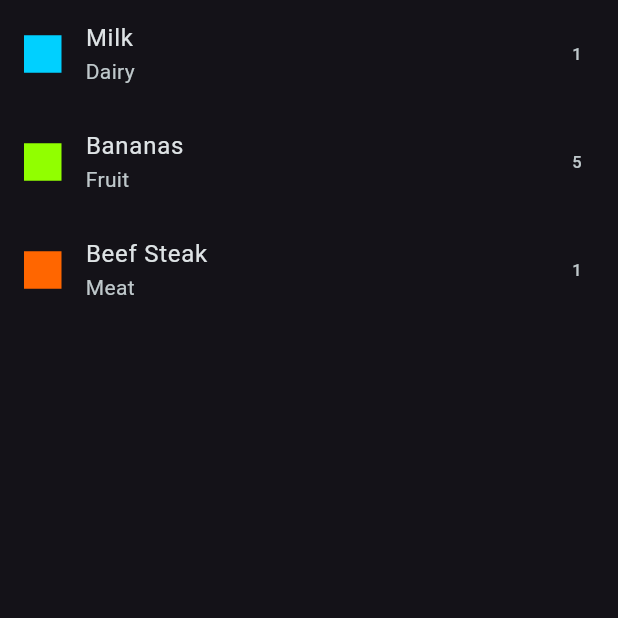
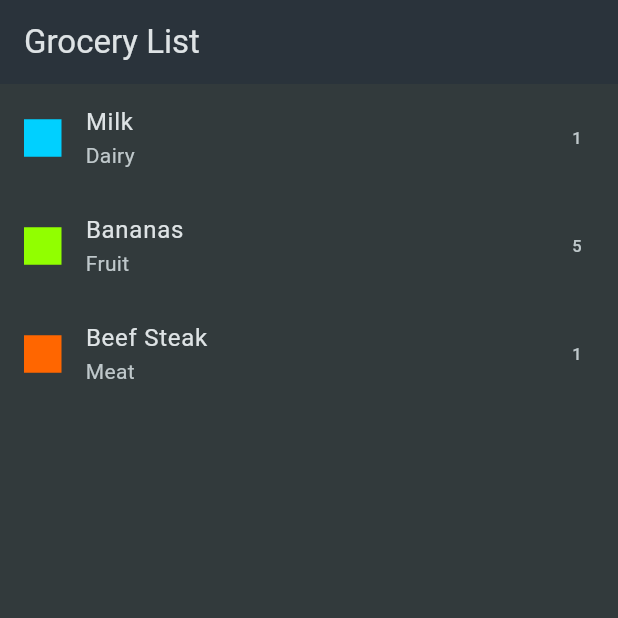
Before and after one commit to Ivar-7/shopping_list, a Flutter app: the screen it shows after launch, on a phone screen of 412 x 824 dp, the top half of it. Run offline on Flutter 3.47's test engine with Material 3 defaults, Android fonts, the phone set to English and light mode, and no system bars.

Commit message:
separate to widget

```diff
--- a/lib/data/categories.dart
+++ b/lib/data/categories.dart
@@ -1,18 +1,5 @@
 import 'package:flutter/material.dart';
 import 'package:shopping_list/models/category.dart';
-
-enum Categories {
-  vegetables,
-  fruit,
-  meat,
-  dairy,
-  carbs,
-  sweets,
-  spices,
-  convenience,
-  hygiene,
-  other,
-}
 
 var categories = {
   Categories.vegetables: Category(
--- a/lib/data/dummy_items.dart
+++ b/lib/data/dummy_items.dart
@@ -1,4 +1,5 @@
 import 'package:shopping_list/models/grocery_item.dart';
+import 'package:shopping_list/models/category.dart';
 import 'package:shopping_list/data/categories.dart';
 
 var groceryItems = [
--- a/lib/main.dart
+++ b/lib/main.dart
@@ -1,5 +1,5 @@
 import 'package:flutter/material.dart';
-import 'package:shopping_list/data/dummy_items.dart';
+import 'package:shopping_list/widgets/grocery_list.dart';
 
 void main() {
   runApp(const MyApp());
@@ -22,23 +22,7 @@ class MyApp extends StatelessWidget {
         ),
         scaffoldBackgroundColor: const Color.fromARGB(255, 50, 58, 60),
       ),
-      home: Material(
-        child: ListView.builder(
-          itemCount: groceryItems.length,
-          itemBuilder: (context, index) {
-            return ListTile(
-              title: Text(groceryItems[index].name),
-              subtitle: Text(groceryItems[index].category.name),
-              leading: Container(
-                width: 25,
-                height: 25,
-                color: groceryItems[index].category.color,
-              ),
-              trailing: Text('${groceryItems[index].quantity}'),
-            );
-          },
-        ),
-      ),
+      home: const GroceryList(),
     );
   }
 }
--- a/lib/models/category.dart
+++ b/lib/models/category.dart
@@ -1,4 +1,17 @@
 import 'package:flutter/material.dart';
+
+enum Categories {
+  vegetables,
+  fruit,
+  meat,
+  dairy,
+  carbs,
+  sweets,
+  spices,
+  convenience,
+  hygiene,
+  other,
+}
 
 class Category {
   final String name;
--- /dev/null
+++ b/lib/widgets/grocery_list.dart
@@ -0,0 +1,30 @@
+import 'package:flutter/material.dart';
+import 'package:shopping_list/data/dummy_items.dart';
+
+class GroceryList extends StatelessWidget {
+  const GroceryList({super.key});
+
+  @override
+  Widget build(BuildContext context) {
+    return Scaffold(
+      appBar: AppBar(
+        title: const Text('Grocery List'),
+      ),
+      body: ListView.builder(
+        itemCount: groceryItems.length,
+        itemBuilder: (context, index) {
+          return ListTile(
+            title: Text(groceryItems[index].name),
+            subtitle: Text(groceryItems[index].category.name),
+            leading: Container(
+              width: 25,
+              height: 25,
+              color: groceryItems[index].category.color,
+            ),
+            trailing: Text('${groceryItems[index].quantity}'),
+          );
+        },
+      ),
+    );
+  }
+}
--- a/pubspec.yaml
+++ b/pubspec.yaml
@@ -45,7 +45,7 @@ dev_dependencies:
   # activated in the `analysis_options.yaml` file located at the root of your
   # package. See that file for information about deactivating specific lint
   # rules and activating additional ones.
-  flutter_lints: ^3.0.0
+  flutter_lints: ^4.0.0
 
 # For information on the generic Dart part of this file, see the
 # following page: https://dart.dev/tools/pub/pubspec
```
Also changed, not shown: pubspec.lock.
